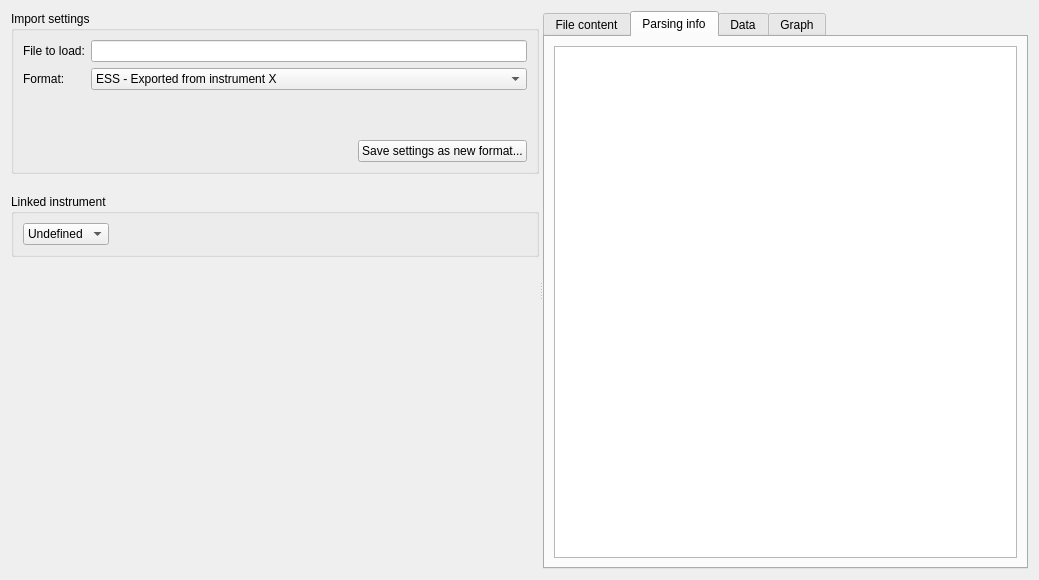
Qt form GUI/coregui/Views/SpecularDataWidgets/SpecularDataImportWidget.ui (scgmlz/BornAgain) before a commit.
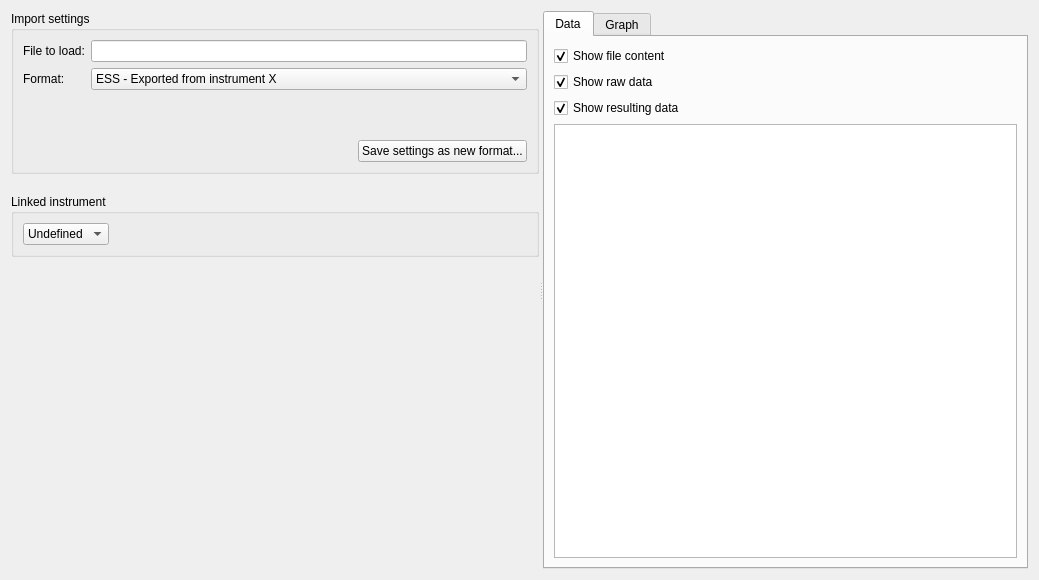
The same form after that commit. The open tabs and pages were chosen to show the change. Custom widgets are drawn as their Qt base class.

Commit message: rm preliminary UI elements

What changed in the file:
```diff
--- a/GUI/coregui/Views/SpecularDataWidgets/SpecularDataImportWidget.ui
+++ b/GUI/coregui/Views/SpecularDataWidgets/SpecularDataImportWidget.ui
@@ -197,34 +197,6 @@
       <property name="currentIndex">
        <number>2</number>
       </property>
-      <widget class="QWidget" name="tab_3">
-       <attribute name="title">
-        <string>File content</string>
-       </attribute>
-       <layout class="QVBoxLayout" name="verticalLayout_6">
-        <item>
-         <widget class="QTextEdit" name="fileContent"/>
-        </item>
-       </layout>
-      </widget>
-      <widget class="QWidget" name="tab">
-       <attribute name="title">
-        <string>Parsing info</string>
-       </attribute>
-       <layout class="QVBoxLayout" name="verticalLayout_7">
-        <item>
-         <widget class="QTextBrowser" name="infoBrowser">
-          <property name="html">
-           <string>&lt;!DOCTYPE HTML PUBLIC &quot;-//W3C//DTD HTML 4.0//EN&quot; &quot;http://www.w3.org/TR/REC-html40/strict.dtd&quot;&gt;
-&lt;html&gt;&lt;head&gt;&lt;meta name=&quot;qrichtext&quot; content=&quot;1&quot; /&gt;&lt;style type=&quot;text/css&quot;&gt;
-p, li { white-space: pre-wrap; }
-&lt;/style&gt;&lt;/head&gt;&lt;body style=&quot; font-family:'MS Shell Dlg 2'; font-size:8.25pt; font-weight:400; font-style:normal;&quot;&gt;
-&lt;p style=&quot;-qt-paragraph-type:empty; margin-top:0px; margin-bottom:0px; margin-left:0px; margin-right:0px; -qt-block-indent:0; text-indent:0px;&quot;&gt;&lt;br /&gt;&lt;/p&gt;&lt;/body&gt;&lt;/html&gt;</string>
-          </property>
-         </widget>
-        </item>
-       </layout>
-      </widget>
       <widget class="QWidget" name="tab_4">
        <attribute name="title">
         <string>Data</string>
```
Left out of the diff: 2 changed lines with no effect on the pictures. The commit also changes 4 other files.
